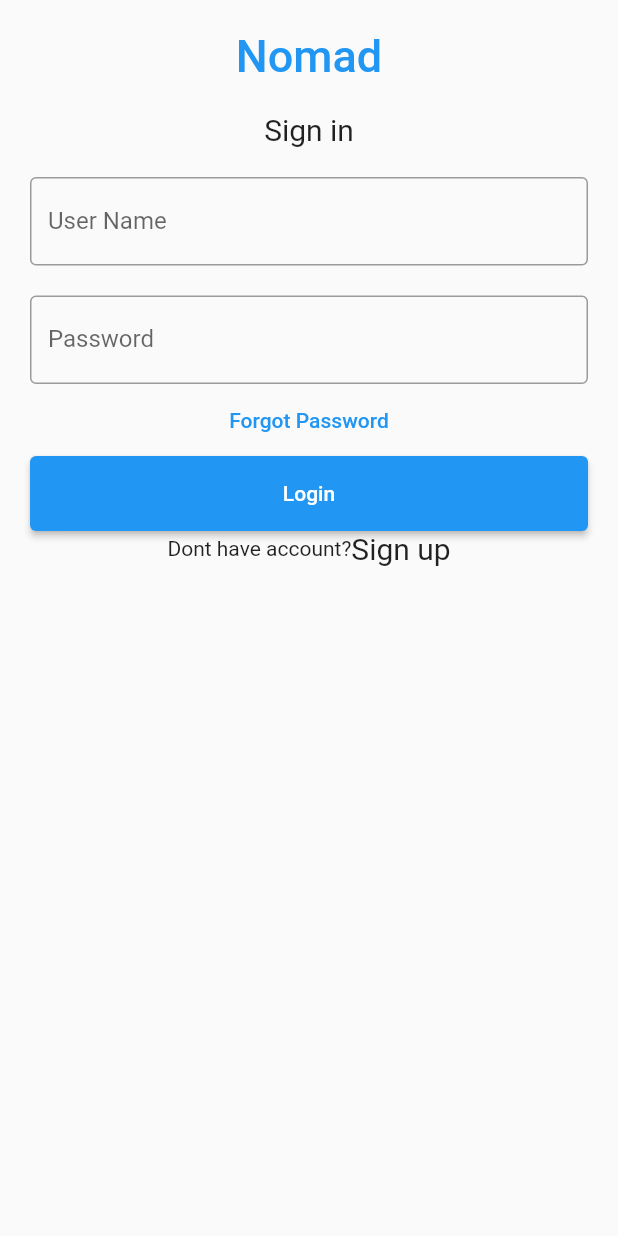
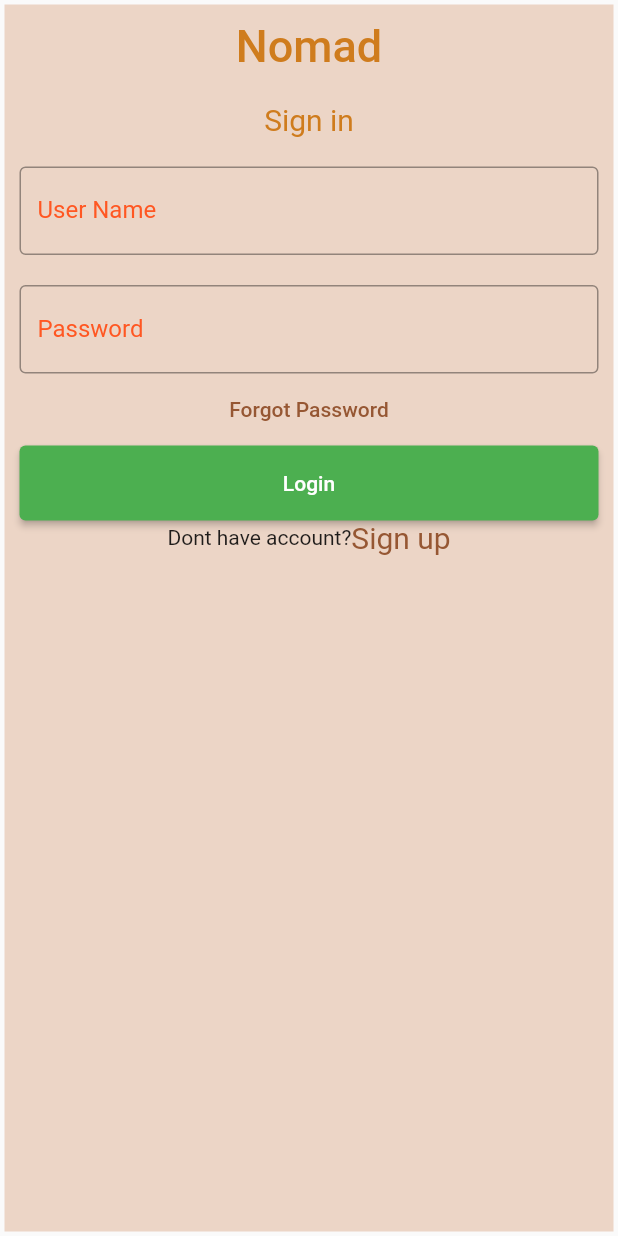
Before and after one commit to YousifT/Nomad_Application, a Flutter app: the MyStatefulWidget screen opened directly, on a phone screen of 412 x 824 dp. Run offline on Flutter 3.47's test engine with Material 2 defaults, Android fonts, the phone set to English and light mode, and no system bars; our stand-ins replace carousel_slider, cloud_firestore, firebase_auth, firebase_core, flutter_rating_bar, latlong2 and 2 more; missing offline and left inert: comment_box, dart:ffi; accounts and stored records are empty; statements that could not run were skipped.

Commit message:
pull loginin page

```diff
--- a/nomad/lib/Pages/User_Pages/Login page.dart
+++ b/nomad/lib/Pages/User_Pages/Login page.dart
@@ -1,8 +1,7 @@
-import 'package:firebase_auth/firebase_auth.dart';
 import 'package:flutter/material.dart';
 import 'package:flutter/src/widgets/framework.dart';
 import 'package:flutter/src/widgets/placeholder.dart';
-import 'package:nomad/Global_Var.dart' as globals;
+import 'package:nomad/Global_Var.dart';
 import 'package:nomad/Pages/Home_page.dart';
 import 'package:nomad/Pages/User_Pages/Sginup%20page.dart';
 import 'package:nomad/Pages/User_Pages/UserProfile.dart';
@@ -38,32 +37,28 @@ class MyStatefulWidget extends StatefulWidget {
 class _MyStatefulWidgetState extends State<MyStatefulWidget> {
   TextEditingController emailController = TextEditingController();
   TextEditingController passwordController = TextEditingController();
+  GlobalKey<ScaffoldState> _scaffoldKey = GlobalKey<ScaffoldState>();
+
   Future<void> login(String email, String password) async {
     try {
-      // Log in the user with the provided email and password
-      await FirebaseAuth.instance
-          .signInWithEmailAndPassword(
+      await FirebaseAuth.instance.signInWithEmailAndPassword(
         email: email,
         password: password,
-          )
-          .then((value) => updateLoggedIn());
+      );
+      global_LoggedIn = true;
+      Navigator.push(
+          context, MaterialPageRoute(builder: (context) => const MyHomePage()));
     } on FirebaseAuthException catch (e) {
       print("Error: $e");
-      // Handle login errors, such as invalid email or password, etc.
-      throw Exception(e.message);
+      ScaffoldMessenger.of(context).showSnackBar(
+        SnackBar(content: Text(e.message ?? 'Error logging in')),
+      );
     } catch (e) {
       print("Error: $e");
-      // Handle any other errors that might occur
-      throw Exception("An error occurred while logging in");
+      ScaffoldMessenger.of(context).showSnackBar(
+        const SnackBar(content: Text('An error occurred while logging in')),
+      );
     }
-  }
-
-  void updateLoggedIn() {
-    globals.global_LoggedIn == true;
-    // check if admin
-    // update global_isAdmin
-    Navigator.push(
-        context, MaterialPageRoute(builder: (context) => MyHomePage()));
   }
 
   void opensignupscreen() {
@@ -73,8 +68,13 @@ class _MyStatefulWidgetState extends State<MyStatefulWidget> {
 
   @override
   Widget build(BuildContext context) {
-    return Padding(
-        padding: const EdgeInsets.all(10),
+    return Scaffold(
+      key: _scaffoldKey,
+      body: Padding(
+        padding: const EdgeInsets.all(3),
+        child: Container(
+          color: Color.fromARGB(
+              255, 236, 213, 198), // Desert-themed background color
           child: ListView(
             children: <Widget>[
               Container(
@@ -83,7 +83,7 @@ class _MyStatefulWidgetState extends State<MyStatefulWidget> {
                   child: const Text(
                     'Nomad',
                     style: TextStyle(
-                      color: Colors.blue,
+                        color: Color.fromARGB(255, 207, 124, 29),
                         fontWeight: FontWeight.w500,
                         fontSize: 30),
                   )),
@@ -92,15 +92,17 @@ class _MyStatefulWidgetState extends State<MyStatefulWidget> {
                   padding: const EdgeInsets.all(10),
                   child: const Text(
                     'Sign in',
-                  style: TextStyle(fontSize: 20),
+                    style: TextStyle(
+                        fontSize: 20, color: Color.fromARGB(255, 207, 124, 29)),
                   )),
               Container(
                 padding: const EdgeInsets.all(10),
                 child: TextField(
                   controller: emailController,
-                decoration: const InputDecoration(
+                  decoration: InputDecoration(
                     border: OutlineInputBorder(),
                     labelText: 'User Name',
+                    labelStyle: TextStyle(color: Colors.deepOrange),
                   ),
                 ),
               ),
@@ -109,9 +111,10 @@ class _MyStatefulWidgetState extends State<MyStatefulWidget> {
                 child: TextField(
                   obscureText: true,
                   controller: passwordController,
-                decoration: const InputDecoration(
+                  decoration: InputDecoration(
                     border: OutlineInputBorder(),
                     labelText: 'Password',
+                    labelStyle: TextStyle(color: Colors.deepOrange),
                   ),
                 ),
               ),
@@ -121,6 +124,7 @@ class _MyStatefulWidgetState extends State<MyStatefulWidget> {
                 },
                 child: const Text(
                   'Forgot Password',
+                  style: TextStyle(color: Color.fromARGB(255, 150, 87, 51)),
                 ),
               ),
               GestureDetector(
@@ -140,11 +144,8 @@ class _MyStatefulWidgetState extends State<MyStatefulWidget> {
                           emailController.text,
                           passwordController.text,
                         );
-                      Navigator.push(
-                          context,
-                          MaterialPageRoute(
-                              builder: (context) => const UserProfile()));
                       },
+                      style: ElevatedButton.styleFrom(primary: Colors.green),
                     )),
               ),
               Row(
@@ -154,15 +155,20 @@ class _MyStatefulWidgetState extends State<MyStatefulWidget> {
                     onTap: opensignupscreen,
                     child: const Text(
                       'Sign up',
-                    style: TextStyle(fontSize: 20),
+                      style: TextStyle(
+                          fontSize: 20,
+                          color: Color.fromARGB(255, 150, 87, 51)),
                     ),
                     //signup button press
                     // switches the screen to Mysignuppage()
                   )
                 ],
                 mainAxisAlignment: MainAxisAlignment.center,
+              )
+            ],
           ),
-          ],
-        ));
+        ),
+      ),
+    );
   }
 }
```
Lines whose indentation alone changed are shown as unchanged.
